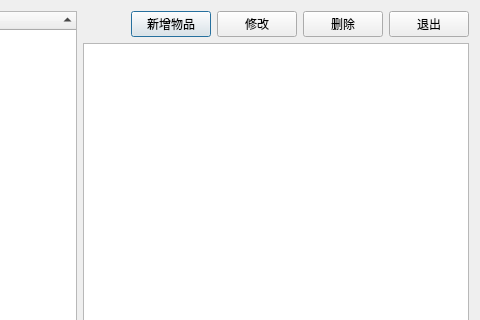
First picture: the form in python_study/src/ims/ui/DlgArticle.ui, repository jiang520/goodstart, before the edit; both pictures show x 190 to 670 and y 0 to 320 of the 670 by 457 pixel window.
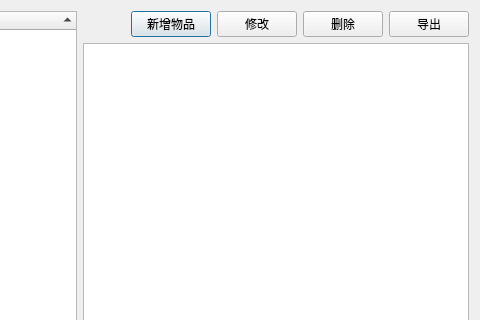
Second picture: the form after the edit.

The edit to the form file:
```diff
--- a/python_study/src/ims/ui/DlgArticle.ui
+++ b/python_study/src/ims/ui/DlgArticle.ui
@@ -82,7 +82,7 @@
        <item>
         <widget class="QPushButton" name="pushButton_export">
          <property name="text">
-          <string>退出</string>
+          <string>导出</string>
          </property>
         </widget>
        </item>
```
